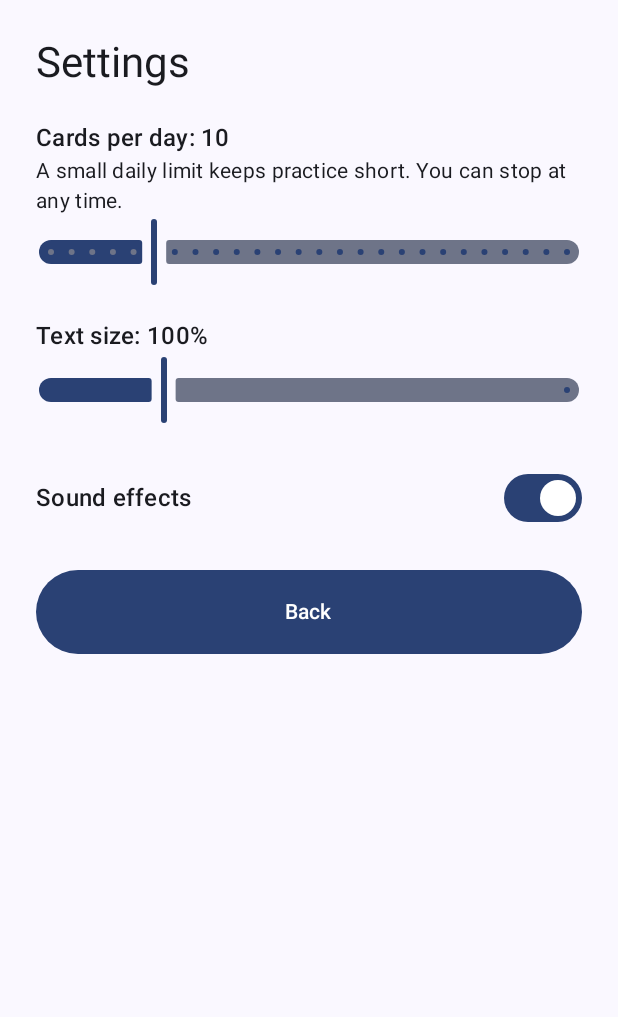
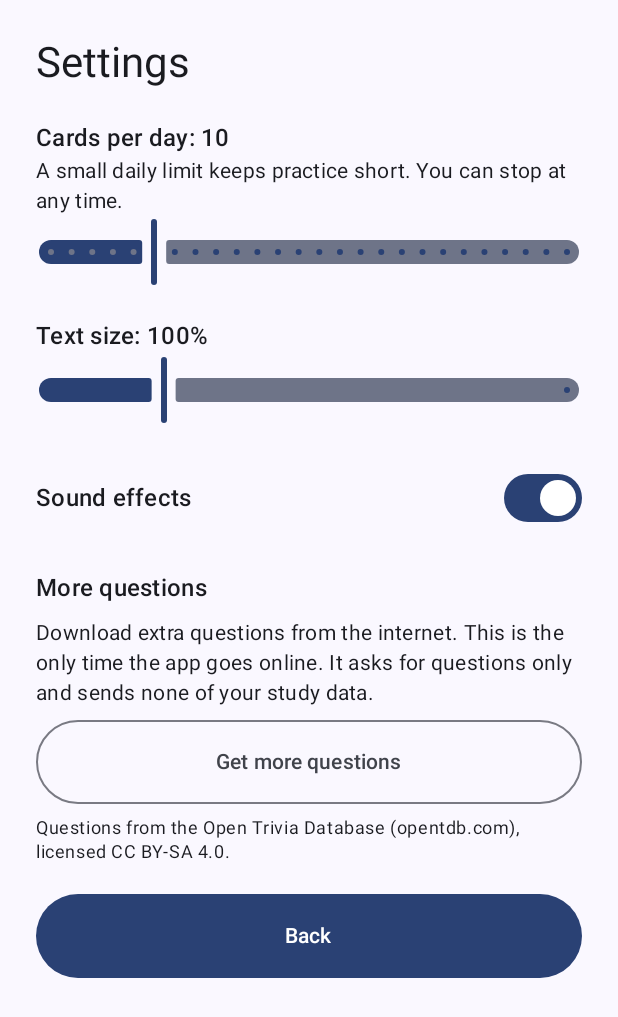
Before and after one commit to BhoneKhantKyaw04/Recall, an Android app built with Jetpack Compose: the screen it shows after launch (MainActivity), after a tap on "Settings", on a phone screen of 412 x 824 dp. Shown: the top 1017 px of the screen. Run offline under Robolectric (Android 15) with nearby library versions, the phone set to English and light mode, and no system bars; our stand-ins replace Room's generated code.

Commit message:
Add online question download

```diff
--- a/app/src/main/java/com/example/recall/AppContainer.kt
+++ b/app/src/main/java/com/example/recall/AppContainer.kt
@@ -5,6 +5,9 @@ import androidx.room.Room
 import com.example.recall.data.RecallDatabase
 import com.example.recall.data.RecallRepository
 import com.example.recall.data.SettingsRepository
+import com.example.recall.data.TriviaApi
+import retrofit2.Retrofit
+import retrofit2.converter.gson.GsonConverterFactory
 
 class AppContainer(context: Context) {
     private val database = Room.databaseBuilder(
@@ -13,10 +16,17 @@ class AppContainer(context: Context) {
         "recall.db"
     ).build()
 
+    private val triviaApi: TriviaApi = Retrofit.Builder()
+        .baseUrl("https://opentdb.com/")
+        .addConverterFactory(GsonConverterFactory.create())
+        .build()
+        .create(TriviaApi::class.java)
+
     val repository = RecallRepository(
         database.flashcardDao(),
-        database.dailyStatDao()
+        database.dailyStatDao(),
+        triviaApi
+    )
 
-    )
     val settings = SettingsRepository(context.applicationContext)
 }
--- a/app/src/main/java/com/example/recall/data/Daos.kt
+++ b/app/src/main/java/com/example/recall/data/Daos.kt
@@ -29,7 +29,11 @@ interface FlashcardDao {
 
     @Query("SELECT COUNT(*) FROM flashcards")
     suspend fun count(): Int
+
+    @Query("SELECT question FROM flashcards")
+    suspend fun allQuestions(): List<String>
 }
+
 
 @Dao
 interface DailyStatDao {
@@ -44,4 +48,5 @@ interface DailyStatDao {
 
     @Query("SELECT * FROM daily_stats WHERE day = :day")
     fun observeDay(day: Long): Flow<DailyStat?>
+
 }
--- a/app/src/main/java/com/example/recall/ui/RecallViewModelFactory.kt
+++ b/app/src/main/java/com/example/recall/ui/RecallViewModelFactory.kt
@@ -12,7 +12,7 @@ class RecallViewModelFactory(private val container: AppContainer) : ViewModelPro
         modelClass.isAssignableFrom(StudyViewModel::class.java) ->
             StudyViewModel(container.repository, container.settings)
         modelClass.isAssignableFrom(SettingsViewModel::class.java) ->
-            SettingsViewModel(container.settings)
+            SettingsViewModel(container.settings, container.repository)
         else -> throw IllegalArgumentException("Unknown ViewModel: ${modelClass.name}")
     } as T
 }
--- a/app/src/main/java/com/example/recall/ui/SettingsScreen.kt
+++ b/app/src/main/java/com/example/recall/ui/SettingsScreen.kt
@@ -7,9 +7,12 @@ import androidx.compose.foundation.layout.fillMaxSize
 import androidx.compose.foundation.layout.fillMaxWidth
 import androidx.compose.foundation.layout.heightIn
 import androidx.compose.foundation.layout.padding
+import androidx.compose.foundation.rememberScrollState
 import androidx.compose.foundation.selection.toggleable
+import androidx.compose.foundation.verticalScroll
 import androidx.compose.material3.Button
 import androidx.compose.material3.MaterialTheme
+import androidx.compose.material3.OutlinedButton
 import androidx.compose.material3.Scaffold
 import androidx.compose.material3.Slider
 import androidx.compose.material3.Switch
@@ -19,17 +22,25 @@ import androidx.compose.runtime.collectAsState
 import androidx.compose.runtime.getValue
 import androidx.compose.ui.Alignment
 import androidx.compose.ui.Modifier
+import androidx.compose.ui.semantics.LiveRegionMode
 import androidx.compose.ui.semantics.Role
+import androidx.compose.ui.semantics.liveRegion
+import androidx.compose.ui.semantics.semantics
 import androidx.compose.ui.unit.dp
 import kotlin.math.roundToInt
 
 @Composable
 fun SettingsScreen(viewModel: SettingsViewModel, onBack: () -> Unit) {
     val settings by viewModel.settings.collectAsState()
+    val download by viewModel.download.collectAsState()
 
     Scaffold { padding ->
         Column(
-            modifier = Modifier.fillMaxSize().padding(padding).padding(24.dp),
+            modifier = Modifier
+                .fillMaxSize()
+                .padding(padding)
+                .verticalScroll(rememberScrollState())
+                .padding(24.dp),
             verticalArrangement = Arrangement.spacedBy(20.dp)
         ) {
             Text("Settings", style = MaterialTheme.typography.headlineMedium)
@@ -76,6 +87,33 @@ fun SettingsScreen(viewModel: SettingsViewModel, onBack: () -> Unit) {
                 Switch(checked = settings.soundOn, onCheckedChange = null)
             }
 
+            Column(verticalArrangement = Arrangement.spacedBy(8.dp)) {
+                Text("More questions", style = MaterialTheme.typography.titleMedium)
+                Text(
+                    "Download extra questions from the internet. This is the only time the app goes online. " +
+                            "It asks for questions only and sends none of your study data.",
+                    style = MaterialTheme.typography.bodyMedium
+                )
+                OutlinedButton(
+                    onClick = viewModel::downloadMoreCards,
+                    enabled = !download.busy,
+                    modifier = Modifier.fillMaxWidth().heightIn(min = 56.dp)
+                ) {
+                    Text(if (download.busy) "Downloading…" else "Get more questions")
+                }
+                download.message?.let {
+                    Text(
+                        it,
+                        style = MaterialTheme.typography.bodyMedium,
+                        modifier = Modifier.semantics { liveRegion = LiveRegionMode.Polite }
+                    )
+                }
+                Text(
+                    "Questions from the Open Trivia Database (opentdb.com), licensed CC BY-SA 4.0.",
+                    style = MaterialTheme.typography.bodySmall
+                )
+            }
+
             Button(
                 onClick = onBack,
                 modifier = Modifier.fillMaxWidth().heightIn(min = 56.dp)
--- a/app/src/main/java/com/example/recall/ui/SettingsViewModel.kt
+++ b/app/src/main/java/com/example/recall/ui/SettingsViewModel.kt
@@ -1,14 +1,41 @@
 package com.example.recall.ui
 
 import androidx.lifecycle.ViewModel
+import androidx.lifecycle.viewModelScope
+import com.example.recall.data.DownloadResult
+import com.example.recall.data.RecallRepository
 import com.example.recall.data.Settings
 import com.example.recall.data.SettingsRepository
+import kotlinx.coroutines.flow.MutableStateFlow
 import kotlinx.coroutines.flow.StateFlow
+import kotlinx.coroutines.flow.asStateFlow
+import kotlinx.coroutines.launch
 
-class SettingsViewModel(private val repository: SettingsRepository) : ViewModel() {
+data class DownloadUiState(val busy: Boolean = false, val message: String? = null)
+
+class SettingsViewModel(
+    private val repository: SettingsRepository,
+    private val recallRepository: RecallRepository
+) : ViewModel() {
     val settings: StateFlow<Settings> = repository.settings
+
+    private val _download = MutableStateFlow(DownloadUiState())
+    val download: StateFlow<DownloadUiState> = _download.asStateFlow()
 
     fun setDailyLimit(value: Int) = repository.setDailyLimit(value)
     fun setTextScale(value: Float) = repository.setTextScale(value)
     fun setSoundOn(value: Boolean) = repository.setSoundOn(value)
+
+    fun downloadMoreCards() {
+        if (_download.value.busy) return
+        viewModelScope.launch {
+            _download.value = DownloadUiState(busy = true, message = "Downloading… this takes about 15 seconds.")
+            val message = when (val result = recallRepository.downloadMoreCards()) {
+                is DownloadResult.Added -> "Added ${result.count} new cards."
+                DownloadResult.NothingNew -> "No new questions this time. Try again later."
+                is DownloadResult.Failed -> result.reason
+            }
+            _download.value = DownloadUiState(busy = false, message = message)
+        }
+    }
 }
```
Also changed, not shown: app/src/main/java/com/example/recall/data/RecallRepository.kt (+43 -1 lines), app/src/main/java/com/example/recall/data/TriviaApi.kt (added, +32 -0 lines), app/src/main/java/com/example/recall/domain/ContentFilter.kt (added, +8 -0 lines).
